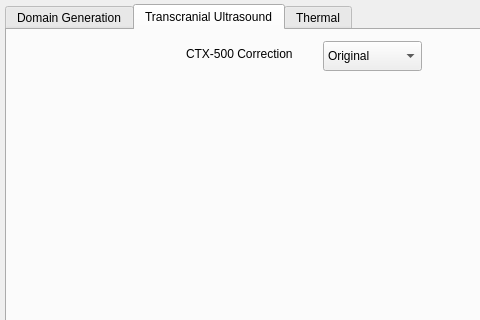
This is BabelBrain/Options/form.ui in ProteusMRIgHIFU/BabelBrain as Qt 5 draws it before an edit; both pictures show x 0 to 480 and y 0 to 320 of the 664 by 455 pixel window. The edited form follows.
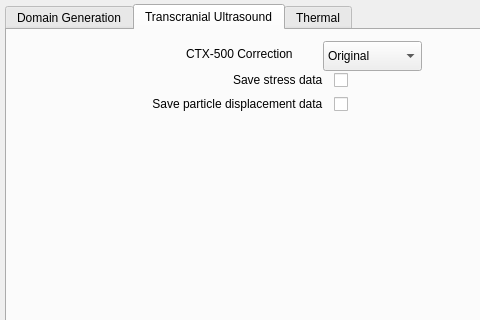
This is the edited form. The open tabs and pages were chosen to show the change.

Commit message: add options to save stress and displacement as part of the outputs

```diff
--- a/BabelBrain/Options/form.ui
+++ b/BabelBrain/Options/form.ui
@@ -626,6 +626,38 @@
       </property>
      </item>
     </widget>
+    <widget class="QCheckBox" name="SaveStresscheckBox">
+     <property name="geometry">
+      <rect>
+       <x>192</x>
+       <y>40</y>
+       <width>149</width>
+       <height>20</height>
+      </rect>
+     </property>
+     <property name="layoutDirection">
+      <enum>Qt::LayoutDirection::RightToLeft</enum>
+     </property>
+     <property name="text">
+      <string>Save stress data  </string>
+     </property>
+    </widget>
+    <widget class="QCheckBox" name="SaveDisplacementcheckBox">
+     <property name="geometry">
+      <rect>
+       <x>113</x>
+       <y>64</y>
+       <width>228</width>
+       <height>20</height>
+      </rect>
+     </property>
+     <property name="layoutDirection">
+      <enum>Qt::LayoutDirection::RightToLeft</enum>
+     </property>
+     <property name="text">
+      <string>Save particle displacement data  </string>
+     </property>
+    </widget>
    </widget>
    <widget class="QWidget" name="tab_3">
     <attribute name="title">
```
Left out of the diff: 2 changed lines with no effect on the pictures. The commit also changes 10 other files.
